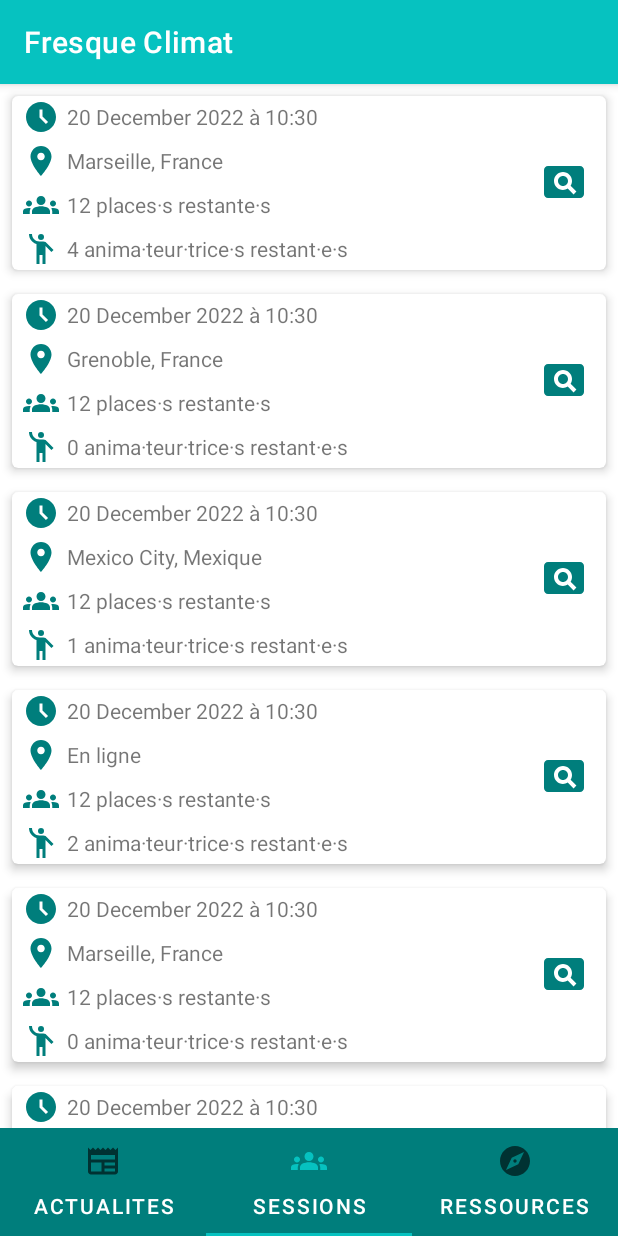
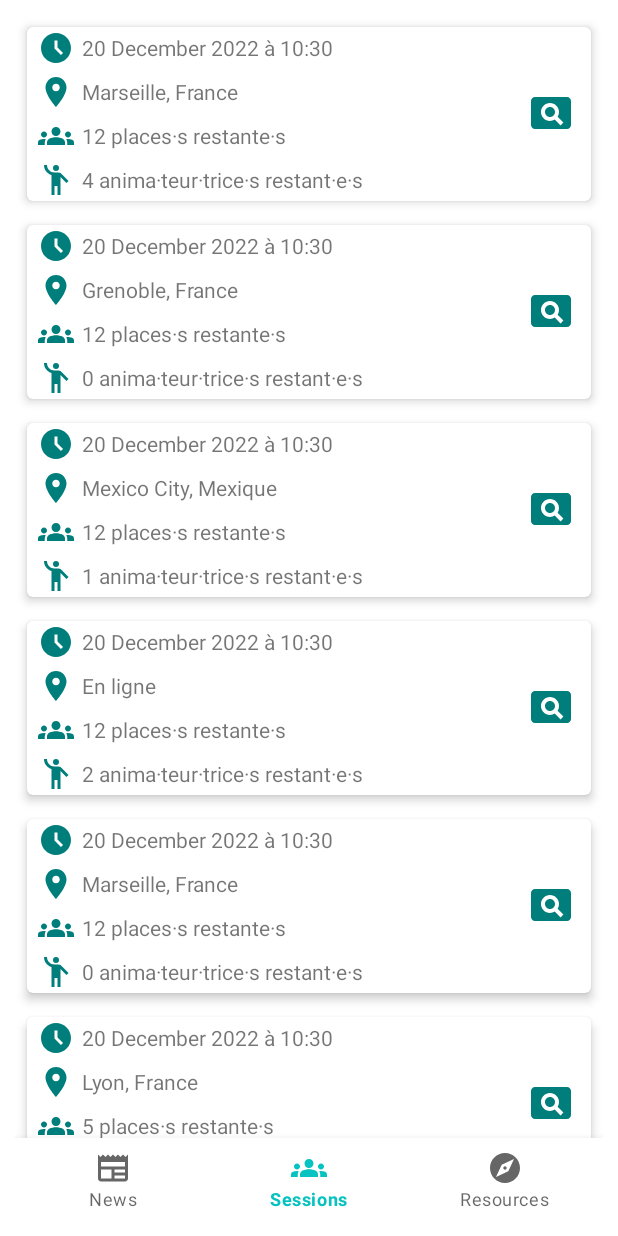
Before and after one commit to davf392/fresque-climat, an Android app: the screen it shows after launch (MainActivity), item 2 of the bottom bar chosen, on a phone screen of 412 x 824 dp. Run offline under Robolectric (Android 15) with nearby library versions, the phone set to English and light mode, and no system bars; our stand-ins replace Room's generated code, data binding.

Commit message:
replace tab layout by bottom navigation view (material)

```diff
--- a/app/build.gradle
+++ b/app/build.gradle
@@ -18,6 +18,7 @@ android {
     }
 
     buildFeatures {
+        viewBinding true
         dataBinding true
     }
 
--- a/app/src/main/java/com/idplus/fresqueclimat/MainActivity.kt
+++ b/app/src/main/java/com/idplus/fresqueclimat/MainActivity.kt
@@ -1,50 +1,43 @@
 package com.idplus.fresqueclimat
 
-import android.graphics.Color
 import android.os.Bundle
-import android.view.LayoutInflater
-import android.widget.TextView
 import androidx.appcompat.app.AppCompatActivity
-import androidx.viewpager.widget.ViewPager
-import com.google.android.material.appbar.MaterialToolbar
-import com.google.android.material.tabs.TabItem
-import com.google.android.material.tabs.TabLayout
-import com.idplus.fresqueclimat.adapter.FreskFragmentAdapter
+import androidx.viewpager2.widget.ViewPager2
+import com.idplus.fresqueclimat.adapter.FreskViewPagerAdapter
+import com.idplus.fresqueclimat.databinding.ActivityMainBinding
 
 
 class MainActivity : AppCompatActivity() {
 
-    lateinit var tabLayout: TabLayout
-    lateinit var viewPager: ViewPager
+    private lateinit var binding: ActivityMainBinding
 
     override fun onCreate(savedInstanceState: Bundle?) {
         super.onCreate(savedInstanceState)
-        setContentView(R.layout.activity_main)
 
-        // display the app bar from the layout
-        val toolbar = findViewById<MaterialToolbar>(R.id.toolbar)
-        setSupportActionBar(toolbar)
+        binding = ActivityMainBinding.inflate(layoutInflater)
+        setContentView(binding.root)
 
-        tabLayout = findViewById(R.id.tab_layout)
-        viewPager = findViewById(R.id.view_pager)
-
-
-        val adapter = FreskFragmentAdapter(this, supportFragmentManager)
-        viewPager!!.adapter = adapter
-
-        tabLayout!!.addOnTabSelectedListener(object: TabLayout.OnTabSelectedListener{
-            override fun onTabSelected(tab: TabLayout.Tab?) {
-                viewPager!!.currentItem = tab!!.position
+        val listOfFragments = listOf(NewsFragment(), SessionFragment(), ResourcesFragment())
+        binding.mainViewPager.adapter = FreskViewPagerAdapter(this, listOfFragments)
+        binding.mainViewPager.registerOnPageChangeCallback(object: ViewPager2.OnPageChangeCallback() {
+            override fun onPageSelected(position: Int) {
+                super.onPageSelected(position)
+                when(position) {
+                    0 -> binding.bottomNavigationView.menu.findItem(R.id.miNews).isChecked = true
+                    1 -> binding.bottomNavigationView.menu.findItem(R.id.miSessions).isChecked = true
+                    2 -> binding.bottomNavigationView.menu.findItem(R.id.miResources).isChecked = true
+                }
             }
-            override fun onTabUnselected(tab: TabLayout.Tab?) { }
-            override fun onTabReselected(tab: TabLayout.Tab?) { }
         })
 
-        tabLayout!!.setupWithViewPager(viewPager)
-
-        // creating tab icons
-        tabLayout!!.getTabAt(0)?.icon = resources.getDrawable(R.drawable.ic_baseline_newspaper_24)
-        tabLayout!!.getTabAt(1)?.icon = resources.getDrawable(R.drawable.ic_baseline_groups_24)
-        tabLayout!!.getTabAt(2)?.icon = resources.getDrawable(R.drawable.ic_baseline_explore_24)
+        // Listen bottom navigation tabs change
+        binding.bottomNavigationView.setOnItemSelectedListener {
+            when (it.itemId) {
+                R.id.miNews -> binding.mainViewPager.setCurrentItem(0, true)
+                R.id.miSessions -> binding.mainViewPager.setCurrentItem(1, true)
+                R.id.miResources -> binding.mainViewPager.setCurrentItem(2, true)
+            }
+            true
+        }
     }
 }
--- a/app/src/main/java/com/idplus/fresqueclimat/adapter/FreskFragmentAdapter.kt
+++ b/app/src/main/java/com/idplus/fresqueclimat/adapter/FreskFragmentAdapter.kt
@@ -1,59 +1,17 @@
 package com.idplus.fresqueclimat.adapter
 
-import android.content.Context
 import androidx.fragment.app.Fragment
-import androidx.fragment.app.FragmentManager
-import androidx.fragment.app.FragmentPagerAdapter
-import com.idplus.fresqueclimat.NewsFragment
-import com.idplus.fresqueclimat.ResourcesFragment
-import com.idplus.fresqueclimat.SessionFragment
-
-class FreskFragmentAdapter(private val context: Context, fm: FragmentManager) : FragmentPagerAdapter(fm) {
+import androidx.fragment.app.FragmentActivity
+import androidx.viewpager2.adapter.FragmentStateAdapter
 
 
-    val TAB_ITEM_NEWS = 0
-    val TAB_ITEM_SESSIONS = 1
-    val TAB_ITEM_RESOURCES = 2
-    val TAB_ITEM_ANTISECHE = 3
-    val TAB_ITEM_QUIZZ = 4
+class FreskViewPagerAdapter(fm: FragmentActivity, private val fragments: List<Fragment>) : FragmentStateAdapter(fm) {
 
-    val TOTAL_TABS = 3
-
-    val TAB_LABEL_NEWS: String = "ACTUALITES"
-    val TAB_LABEL_SESSIONS: String = "SESSIONS"
-    val TAB_LABEL_RESOURCES: String = "RESSOURCES"
-    val TAB_LABEL_ANTISECHE: String = "ANTISECHE"
-    val TAB_LABEL_QUIZZ: String = "QUIZZ"
-
-
-
-    override fun getCount(): Int {
-        return TOTAL_TABS
+    override fun getItemCount(): Int {
+        return fragments.size
     }
 
-    override fun getItem(position: Int): Fragment {
-        when (position) {
-            TAB_ITEM_NEWS       -> { return NewsFragment() }
-            TAB_ITEM_SESSIONS   -> { return SessionFragment() }
-            TAB_ITEM_RESOURCES  -> { return ResourcesFragment() }
-//            TAB_ITEM_ANTISECHE  -> { return ResourcesFragment() }
-//            TAB_ITEM_QUIZZ  -> { return ResourcesFragment() }
-            else -> {
-                return NewsFragment()
-            }
-        }
-    }
-
-    override fun getPageTitle(position: Int): CharSequence {
-        return when (position) {
-            TAB_ITEM_NEWS -> TAB_LABEL_NEWS
-            TAB_ITEM_SESSIONS -> TAB_LABEL_SESSIONS
-            TAB_ITEM_RESOURCES -> TAB_LABEL_RESOURCES
-//            TAB_ITEM_ANTISECHE -> TAB_LABEL_RESOURCES
-//            TAB_ITEM_QUIZZ -> TAB_LABEL_RESOURCES
-            else -> {
-                return TAB_LABEL_NEWS
-            }
-        }
+    override fun createFragment(position: Int): Fragment {
+        return fragments[position]
     }
 }
--- a/app/src/main/res/layout/activity_main.xml
+++ b/app/src/main/res/layout/activity_main.xml
@@ -1,51 +1,31 @@
 <?xml version="1.0" encoding="utf-8"?>
-<LinearLayout
+<androidx.constraintlayout.widget.ConstraintLayout
     xmlns:android="http://schemas.android.com/apk/res/android"
+    xmlns:app="http://schemas.android.com/apk/res-auto"
     xmlns:tools="http://schemas.android.com/tools"
-    xmlns:app="http://schemas.android.com/apk/res-auto"
     android:layout_width="match_parent"
     android:layout_height="match_parent"
-    tools:context=".MainActivity"
-    android:orientation="vertical">
+    android:padding="10dp"
+    tools:context=".MainActivity">
 
-    <com.google.android.material.appbar.MaterialToolbar
-        android:id="@+id/toolbar"
-        style="@style/Widget.MaterialComponents.Toolbar.Primary"
-        android:layout_width="match_parent"
-        android:layout_height="?attr/actionBarSize" />
-
-    <androidx.viewpager.widget.ViewPager
-        android:id="@+id/view_pager"
+    <androidx.viewpager2.widget.ViewPager2
+        android:id="@+id/main_view_pager"
         android:layout_width="match_parent"
         android:layout_height="0dp"
         android:layout_weight="1"
-        app:layout_constraintTop_toBottomOf="@+id/toolbar" />
+        app:layout_constraintBottom_toTopOf="@+id/bottomNavigationView"
+        app:layout_constraintEnd_toEndOf="parent"
+        app:layout_constraintStart_toStartOf="parent"
+        app:layout_constraintTop_toTopOf="parent" />
 
-    <com.google.android.material.tabs.TabLayout
-        android:id="@+id/tab_layout"
+    <com.google.android.material.bottomnavigation.BottomNavigationView
+        android:id="@+id/bottomNavigationView"
         android:layout_width="match_parent"
-        android:layout_height="wrap_content"
-        android:background="@color/fresk_icon_light"
-        app:tabTextColor="@color/white">
+        android:layout_height="55dp"
+        app:layout_constraintBottom_toBottomOf="parent"
+        app:layout_constraintEnd_toEndOf="parent"
+        app:layout_constraintHorizontal_bias="0.5"
+        app:layout_constraintStart_toStartOf="parent"
+        app:menu="@menu/bottom_nav_menu" />
 
-        <com.google.android.material.tabs.TabItem
-            android:id="@+id/tab_news"
-            android:layout_width="wrap_content"
-            android:layout_height="wrap_content"
-            android:text="ACTUALITES" />
-
-        <com.google.android.material.tabs.TabItem
-            android:id="@+id/tab_sessions"
-            android:layout_width="wrap_content"
-            android:layout_height="wrap_content"
-            android:text="SESSIONS" />
-
-        <com.google.android.material.tabs.TabItem
-            android:id="@+id/tab_resources"
-            android:layout_width="wrap_content"
-            android:layout_height="wrap_content"
-            android:text="RESSOURCES" />
-
-    </com.google.android.material.tabs.TabLayout>
-
-</LinearLayout>
+</androidx.constraintlayout.widget.ConstraintLayout>
--- a/app/src/main/res/layout/fragment_session.xml
+++ b/app/src/main/res/layout/fragment_session.xml
@@ -6,7 +6,7 @@
     <data>
         <variable
             name="viewModel"
-            type="com.idplus.fresqueclimat.SessionViewModel" />
+            type="com.idplus.fresqueclimat.viewmodel.SessionViewModel" />
     </data>
 
     <LinearLayout
--- /dev/null
+++ b/app/src/main/res/menu/bottom_nav_menu.xml
@@ -0,0 +1,19 @@
+<?xml version="1.0" encoding="utf-8"?>
+<menu xmlns:android="http://schemas.android.com/apk/res/android">
+
+    <item
+        android:id="@+id/miNews"
+        android:title="News"
+        android:icon="@drawable/ic_baseline_newspaper_24" />
+
+    <item
+        android:id="@+id/miSessions"
+        android:title="Sessions"
+        android:icon="@drawable/ic_baseline_groups_24" />
+
+    <item
+        android:id="@+id/miResources"
+        android:title="Resources"
+        android:icon="@drawable/ic_baseline_explore_24" />
+
+</menu>
```
